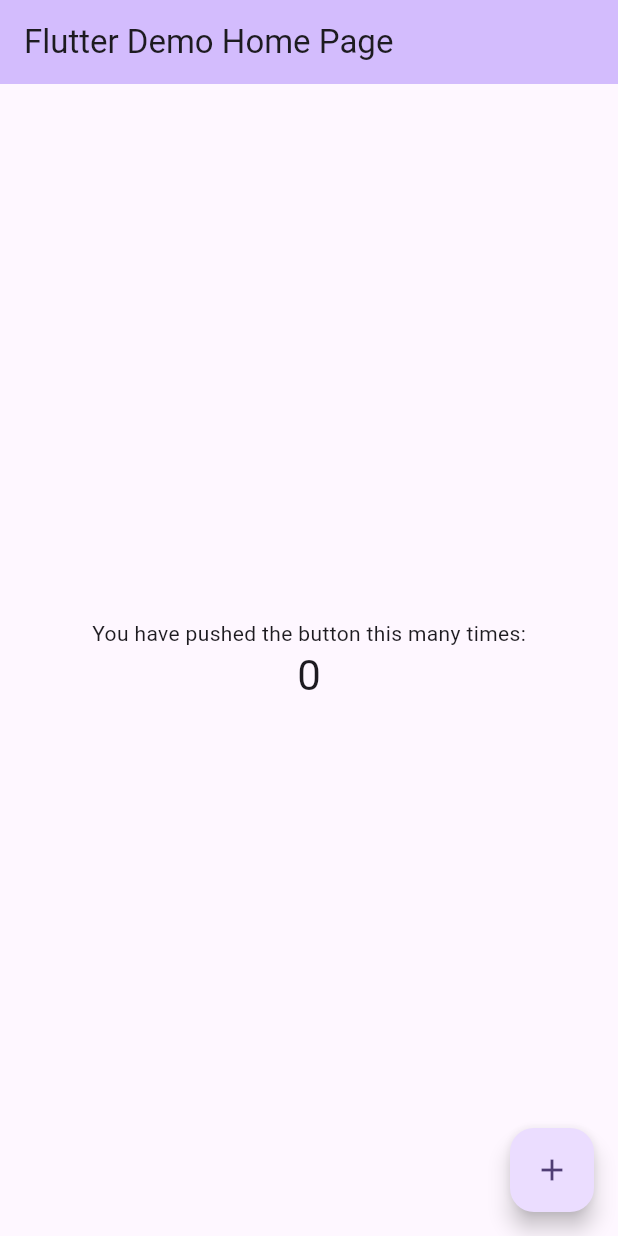
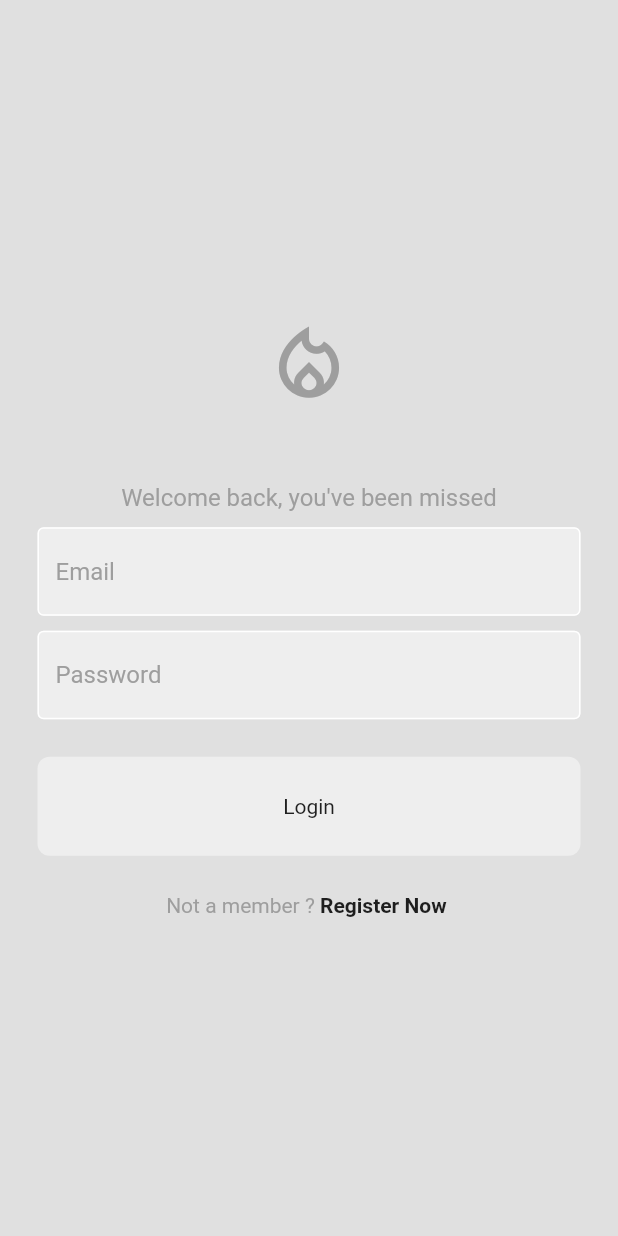
Before and after one commit to hijizaly/Flutter_firechat_prototype1, a Flutter app: the screen it shows after launch, on a phone screen of 412 x 824 dp. Run offline on Flutter 3.47's test engine with Material 2 defaults, Android fonts, the phone set to English and light mode, and no system bars; our stand-ins replace firebase_auth, firebase_core; accounts and stored records are empty; generated files the repository leaves out were written again.

Commit message:
auth login/register ✅

```diff
--- /dev/null
+++ b/lib/auth/auth_gate.dart
@@ -0,0 +1,24 @@
+import 'package:firebase_auth/firebase_auth.dart';
+import 'package:firechat/auth/login_or_register.dart';
+import 'package:firechat/pages/home_page.dart';
+import 'package:flutter/material.dart';
+
+class AuthGate extends StatelessWidget {
+  const AuthGate({super.key});
+
+  @override
+  Widget build(BuildContext context) {
+    return Scaffold(
+      body: StreamBuilder(
+        stream: FirebaseAuth.instance.authStateChanges(),
+        builder: (context, snapshot) {
+          if (snapshot.hasData) {
+            return HomePage();
+          } else {
+            return LoginOrRegister();
+          }
+        },
+      ),
+    );
+  }
+}
--- /dev/null
+++ b/lib/auth/auth_service.dart
@@ -0,0 +1,36 @@
+import 'package:firebase_auth/firebase_auth.dart';
+
+class AuthServices {
+  // instance of auth
+  final FirebaseAuth _auth = FirebaseAuth.instance;
+  //sign in
+  Future<UserCredential> signInWithEmailPassword(String email, password) async {
+    try {
+      UserCredential userCredential = await _auth.signInWithEmailAndPassword(
+        email: email,
+        password: password,
+      );
+      return userCredential;
+    } on FirebaseAuthException catch (e) {
+      throw Exception(e.code);
+    }
+  }
+
+  //sign up
+  Future<UserCredential> signUpWithEmailAndPassword(
+      String email, password) async {
+    try {
+      UserCredential userCredential = await _auth
+          .createUserWithEmailAndPassword(email: email, password: password);
+      return userCredential;
+    } on FirebaseAuthException catch (e) {
+      throw Exception(e.code);
+    }
+  }
+
+  //sign out
+  Future<void> signOut() async {
+    return await _auth.signOut();
+  }
+  //errors
+}
--- /dev/null
+++ b/lib/auth/login_or_register.dart
@@ -0,0 +1,29 @@
+import 'package:firechat/pages/login_page.dart';
+import 'package:firechat/pages/register_page.dart';
+import 'package:flutter/material.dart';
+
+class LoginOrRegister extends StatefulWidget {
+  const LoginOrRegister({super.key});
+
+  @override
+  State<LoginOrRegister> createState() => _LoginOrRegisterState();
+}
+
+class _LoginOrRegisterState extends State<LoginOrRegister> {
+  bool showLoginPage = true;
+
+  void togglePages() {
+    setState(() {
+      showLoginPage = !showLoginPage;
+    });
+  }
+
+  @override
+  Widget build(BuildContext context) {
+    if (showLoginPage) {
+      return LoginPage(onTap: togglePages);
+    } else {
+      return RegisterPage(onTap: togglePages);
+    }
+  }
+}
--- /dev/null
+++ b/lib/components/my_button.dart
@@ -0,0 +1,23 @@
+import 'package:flutter/material.dart';
+
+class MyButton extends StatelessWidget {
+  final String buttonName;
+  final void Function() onTapAction;
+  const MyButton(
+      {super.key, required this.buttonName, required this.onTapAction});
+
+  @override
+  Widget build(BuildContext context) {
+    return GestureDetector(
+      onTap: onTapAction,
+      child: Container(
+        decoration: BoxDecoration(
+            color: Theme.of(context).colorScheme.secondary,
+            borderRadius: BorderRadius.circular(8)),
+        padding: const EdgeInsets.all(25),
+        margin: const EdgeInsets.symmetric(horizontal: 25),
+        child: Center(child: Text(buttonName)),
+      ),
+    );
+  }
+}
--- /dev/null
+++ b/lib/components/my_textfield.dart
@@ -0,0 +1,35 @@
+import 'package:flutter/material.dart';
+
+class MyTextField extends StatelessWidget {
+  final String hintText;
+  final bool obscureText;
+  final TextEditingController controller;
+
+  const MyTextField(
+      {super.key,
+      required this.hintText,
+      required this.obscureText,
+      required this.controller});
+
+  @override
+  Widget build(BuildContext context) {
+    return Padding(
+      padding: const EdgeInsets.symmetric(horizontal: 25.0),
+      child: TextField(
+        controller: controller,
+        obscureText: obscureText,
+        decoration: InputDecoration(
+            enabledBorder: OutlineInputBorder(
+                borderSide:
+                    BorderSide(color: Theme.of(context).colorScheme.tertiary)),
+            focusedBorder: OutlineInputBorder(
+                borderSide:
+                    BorderSide(color: Theme.of(context).colorScheme.primary)),
+            fillColor: Theme.of(context).colorScheme.secondary,
+            filled: true,
+            hintText: hintText,
+            hintStyle: TextStyle(color: Theme.of(context).colorScheme.primary)),
+      ),
+    );
+  }
+}
--- a/lib/main.dart
+++ b/lib/main.dart
@@ -1,125 +1,24 @@
+import 'package:firebase_core/firebase_core.dart';
+import 'package:firechat/auth/auth_gate.dart';
+import 'package:firechat/firebase_options.dart';
+import 'package:firechat/themes/light_mode.dart';
 import 'package:flutter/material.dart';
 
-void main() {
+void main() async {
+  WidgetsFlutterBinding.ensureInitialized();
+  await Firebase.initializeApp(options: DefaultFirebaseOptions.currentPlatform);
   runApp(const MyApp());
 }
 
 class MyApp extends StatelessWidget {
   const MyApp({super.key});
 
-  // This widget is the root of your application.
   @override
   Widget build(BuildContext context) {
     return MaterialApp(
-      title: 'Flutter Demo',
-      theme: ThemeData(
-        // This is the theme of your application.
-        //
-        // TRY THIS: Try running your application with "flutter run". You'll see
-        // the application has a blue toolbar. Then, without quitting the app,
-        // try changing the seedColor in the colorScheme below to Colors.green
-        // and then invoke "hot reload" (save your changes or press the "hot
-        // reload" button in a Flutter-supported IDE, or press "r" if you used
-        // the command line to start the app).
-        //
-        // Notice that the counter didn't reset back to zero; the application
-        // state is not lost during the reload. To reset the state, use hot
-        // restart instead.
-        //
-        // This works for code too, not just values: Most code changes can be
-        // tested with just a hot reload.
-        colorScheme: ColorScheme.fromSeed(seedColor: Colors.deepPurple),
-        useMaterial3: true,
-      ),
-      home: const MyHomePage(title: 'Flutter Demo Home Page'),
+      debugShowCheckedModeBanner: false,
+      home: const AuthGate(),
+      theme: lightMode,
     );
   }
 }
-
-class MyHomePage extends StatefulWidget {
-  const MyHomePage({super.key, required this.title});
-
-  // This widget is the home page of your application. It is stateful, meaning
-  // that it has a State object (defined below) that contains fields that affect
-  // how it looks.
-
-  // This class is the configuration for the state. It holds the values (in this
-  // case the title) provided by the parent (in this case the App widget) and
-  // used by the build method of the State. Fields in a Widget subclass are
-  // always marked "final".
-
-  final String title;
-
-  @override
-  State<MyHomePage> createState() => _MyHomePageState();
-}
-
-class _MyHomePageState extends State<MyHomePage> {
-  int _counter = 0;
-
-  void _incrementCounter() {
-    setState(() {
-      // This call to setState tells the Flutter framework that something has
-      // changed in this State, which causes it to rerun the build method below
-      // so that the display can reflect the updated values. If we changed
-      // _counter without calling setState(), then the build method would not be
-      // called again, and so nothing would appear to happen.
-      _counter++;
-    });
-  }
-
-  @override
-  Widget build(BuildContext context) {
-    // This method is rerun every time setState is called, for instance as done
-    // by the _incrementCounter method above.
-    //
-    // The Flutter framework has been optimized to make rerunning build methods
-    // fast, so that you can just rebuild anything that needs updating rather
-    // than having to individually change instances of widgets.
-    return Scaffold(
-      appBar: AppBar(
-        // TRY THIS: Try changing the color here to a specific color (to
-        // Colors.amber, perhaps?) and trigger a hot reload to see the AppBar
-        // change color while the other colors stay the same.
-        backgroundColor: Theme.of(context).colorScheme.inversePrimary,
-        // Here we take the value from the MyHomePage object that was created by
-        // the App.build method, and use it to set our appbar title.
-        title: Text(widget.title),
-      ),
-      body: Center(
-        // Center is a layout widget. It takes a single child and positions it
-        // in the middle of the parent.
-        child: Column(
-          // Column is also a layout widget. It takes a list of children and
-          // arranges them vertically. By default, it sizes itself to fit its
-          // children horizontally, and tries to be as tall as its parent.
-          //
-          // Column has various properties to control how it sizes itself and
-          // how it positions its children. Here we use mainAxisAlignment to
-          // center the children vertically; the main axis here is the vertical
-          // axis because Columns are vertical (the cross axis would be
-          // horizontal).
-          //
-          // TRY THIS: Invoke "debug painting" (choose the "Toggle Debug Paint"
-          // action in the IDE, or press "p" in the console), to see the
-          // wireframe for each widget.
-          mainAxisAlignment: MainAxisAlignment.center,
-          children: <Widget>[
-            const Text(
-              'You have pushed the button this many times:',
-            ),
-            Text(
-              '$_counter',
-              style: Theme.of(context).textTheme.headlineMedium,
-            ),
-          ],
-        ),
-      ),
-      floatingActionButton: FloatingActionButton(
-        onPressed: _incrementCounter,
-        tooltip: 'Increment',
-        child: const Icon(Icons.add),
-      ), // This trailing comma makes auto-formatting nicer for build methods.
-    );
-  }
-}
--- /dev/null
+++ b/lib/pages/login_page.dart
@@ -0,0 +1,96 @@
+import 'package:firechat/auth/auth_service.dart';
+import 'package:firechat/components/my_button.dart';
+import 'package:firechat/components/my_textfield.dart';
+import 'package:flutter/material.dart';
+
+class LoginPage extends StatelessWidget {
+  final TextEditingController _emailController = TextEditingController();
+  final TextEditingController _passwordController = TextEditingController();
+  final void Function()? onTap;
+
+  LoginPage({super.key, required this.onTap});
+
+  void login(context) async {
+    final _auth = AuthServices();
+    try {
+      await _auth.signInWithEmailPassword(
+          _emailController.text, _passwordController.text);
+    } catch (e) {
+      showDialog(
+          context: context,
+          builder: (context) => AlertDialog(
+                title: Text(e.toString()),
+              ));
+    }
+  }
+
+  @override
+  Widget build(BuildContext context) {
+    return Scaffold(
+      backgroundColor: Theme.of(context).colorScheme.background,
+      body: Center(
+        child: Column(
+          mainAxisAlignment: MainAxisAlignment.center,
+          children: [
+            Icon(
+              Icons.local_fire_department_outlined,
+              size: 60,
+              color: Theme.of(context).colorScheme.primary,
+            ),
+            const SizedBox(
+              height: 50,
+            ),
+            Text(
+              "Welcome back, you've been missed",
+              style: TextStyle(
+                  color: Theme.of(context).colorScheme.primary, fontSize: 16),
+            ),
+            const SizedBox(
+              height: 10,
+            ),
+            MyTextField(
+              hintText: 'Email',
+              controller: _emailController,
+              obscureText: false,
+            ),
+            const SizedBox(
+              height: 10,
+            ),
+            MyTextField(
+              hintText: 'Password',
+              controller: _passwordController,
+              obscureText: true,
+            ),
+            const SizedBox(
+              height: 25,
+            ),
+            MyButton(
+              buttonName: "Login",
+              onTapAction: () => login(context),
+            ),
+            const SizedBox(
+              height: 25,
+            ),
+            Row(
+              mainAxisAlignment: MainAxisAlignment.center,
+              children: [
+                Text(
+                  "Not a member ? ",
+                  style:
+                      TextStyle(color: Theme.of(context).colorScheme.primary),
+                ),
+                GestureDetector(
+                  onTap: onTap,
+                  child: const Text(
+                    "Register Now ",
+                    style: TextStyle(fontWeight: FontWeight.bold),
+                  ),
+                )
+              ],
+            )
+          ],
+        ),
+      ),
+    );
+  }
+}
--- /dev/null
+++ b/lib/themes/light_mode.dart
@@ -0,0 +1,10 @@
+import 'package:flutter/material.dart';
+
+ThemeData lightMode = ThemeData(
+    colorScheme: ColorScheme.light(
+  background: Colors.grey.shade300,
+  primary: Colors.grey.shade500,
+  secondary: Colors.grey.shade200,
+  tertiary: Colors.white,
+  inversePrimary: Colors.grey.shade200,
+));
--- a/pubspec.yaml
+++ b/pubspec.yaml
@@ -35,6 +35,8 @@ dependencies:
   # The following adds the Cupertino Icons font to your application.
   # Use with the CupertinoIcons class for iOS style icons.
   cupertino_icons: ^1.0.2
+  firebase_core: ^2.24.2
+  firebase_auth: ^4.16.0
 
 dev_dependencies:
   flutter_test:
```
Also changed, not shown: lib/pages/home_page.dart (added, +20 -0 lines), lib/pages/register_page.dart (added, +115 -0 lines), pubspec.lock.
